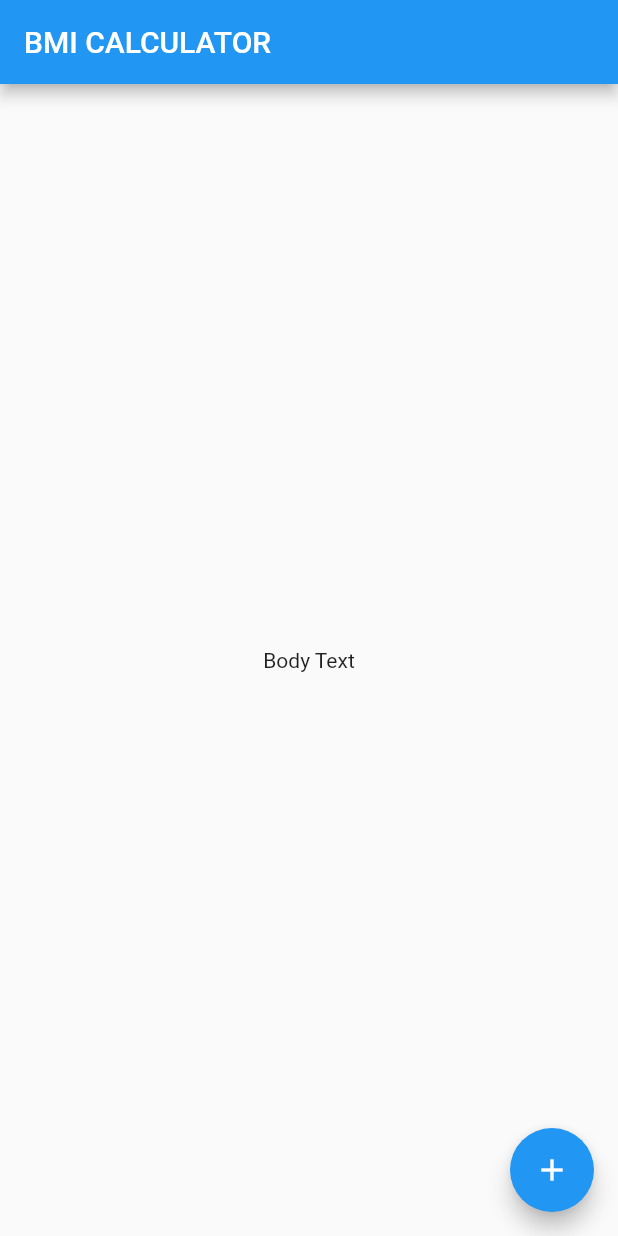
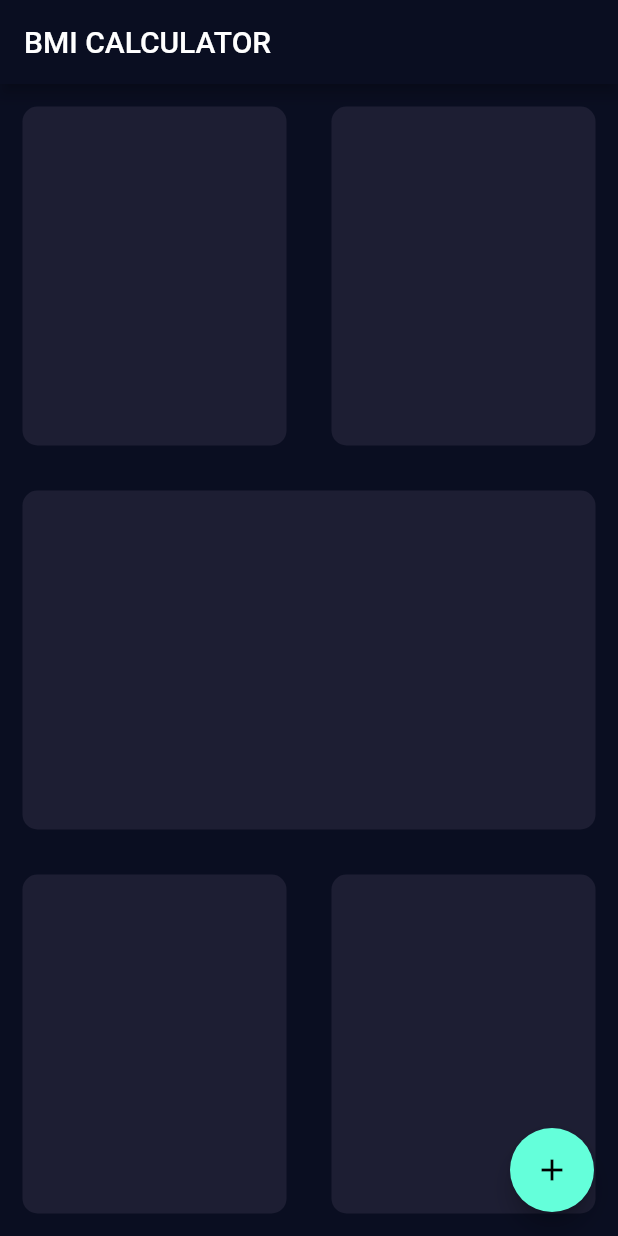
Before and after one commit to AmbujaAK/bmi-calculator-flutter, a Flutter app: the screen it shows after launch, on a phone screen of 412 x 824 dp. Run offline on Flutter 3.47's test engine with Material 2 defaults, Android fonts, the phone set to English and light mode, and no system bars.

Commit message:
layout added

```diff
--- /dev/null
+++ b/lib/input-page.dart
@@ -0,0 +1,88 @@
+import 'package:flutter/material.dart';
+
+class InputPage extends StatefulWidget {
+  @override
+  _InputPageState createState() => _InputPageState();
+}
+
+class _InputPageState extends State<InputPage> {
+  @override
+  Widget build(BuildContext context) {
+    return Scaffold(
+      appBar: AppBar(
+        title: Text('BMI CALCULATOR'),
+      ),
+      body: Column(
+        children: [
+          Expanded(
+            child: Row(
+              mainAxisAlignment: MainAxisAlignment.center,
+              children: [
+                Expanded(
+                  flex: 1,
+                  child: Container(
+                    margin: EdgeInsets.all(15.0),
+                    decoration: BoxDecoration(
+                      borderRadius: BorderRadius.circular(10.0),
+                      color: Color(0xFF1D1E33),
+                    ),
+                  ),
+                ),
+                Expanded(
+                  flex: 1,
+                  child: Container(
+                    margin: EdgeInsets.all(15.0),
+                    decoration: BoxDecoration(
+                      borderRadius: BorderRadius.circular(10.0),
+                      color: Color(0xFF1D1E33),
+                    ),
+                  ),
+                ),
+              ],
+            ),
+          ),
+          Expanded(
+            flex: 1,
+            child: Container(
+              margin: EdgeInsets.all(15.0),
+              decoration: BoxDecoration(
+                borderRadius: BorderRadius.circular(10.0),
+                color: Color(0xFF1D1E33),
+              ),
+            ),
+          ),
+          Expanded(
+            child: Row(
+              mainAxisAlignment: MainAxisAlignment.center,
+              children: [
+                Expanded(
+                  flex: 1,
+                  child: Container(
+                    margin: EdgeInsets.all(15.0),
+                    decoration: BoxDecoration(
+                      borderRadius: BorderRadius.circular(10.0),
+                      color: Color(0xFF1D1E33),
+                    ),
+                  ),
+                ),
+                Expanded(
+                  flex: 1,
+                  child: Container(
+                    margin: EdgeInsets.all(15.0),
+                    decoration: BoxDecoration(
+                      borderRadius: BorderRadius.circular(10.0),
+                      color: Color(0xFF1D1E33),
+                    ),
+                  ),
+                ),
+              ],
+            ),
+          ),
+        ],
+      ),
+      floatingActionButton: FloatingActionButton(
+        child: Icon(Icons.add),
+      ),
+    );
+  }
+}
--- a/lib/main.dart
+++ b/lib/main.dart
@@ -1,4 +1,5 @@
 import 'package:flutter/material.dart';
+import 'input-page.dart';
 
 void main() => runApp(BMICalculator());
 
@@ -6,29 +7,11 @@ class BMICalculator extends StatelessWidget {
   @override
   Widget build(BuildContext context) {
     return MaterialApp(
+      theme: ThemeData.dark().copyWith(
+        primaryColor: Color(0xFF0A0E21),
+        scaffoldBackgroundColor: Color(0xFF0A0E21),
+      ),
       home: InputPage(),
     );
   }
 }
-
-class InputPage extends StatefulWidget {
-  @override
-  _InputPageState createState() => _InputPageState();
-}
-
-class _InputPageState extends State<InputPage> {
-  @override
-  Widget build(BuildContext context) {
-    return Scaffold(
-      appBar: AppBar(
-        title: Text('BMI CALCULATOR'),
-      ),
-      body: Center(
-        child: Text('Body Text'),
-      ),
-      floatingActionButton: FloatingActionButton(
-        child: Icon(Icons.add),
-      ),
-    );
-  }
-}
```
